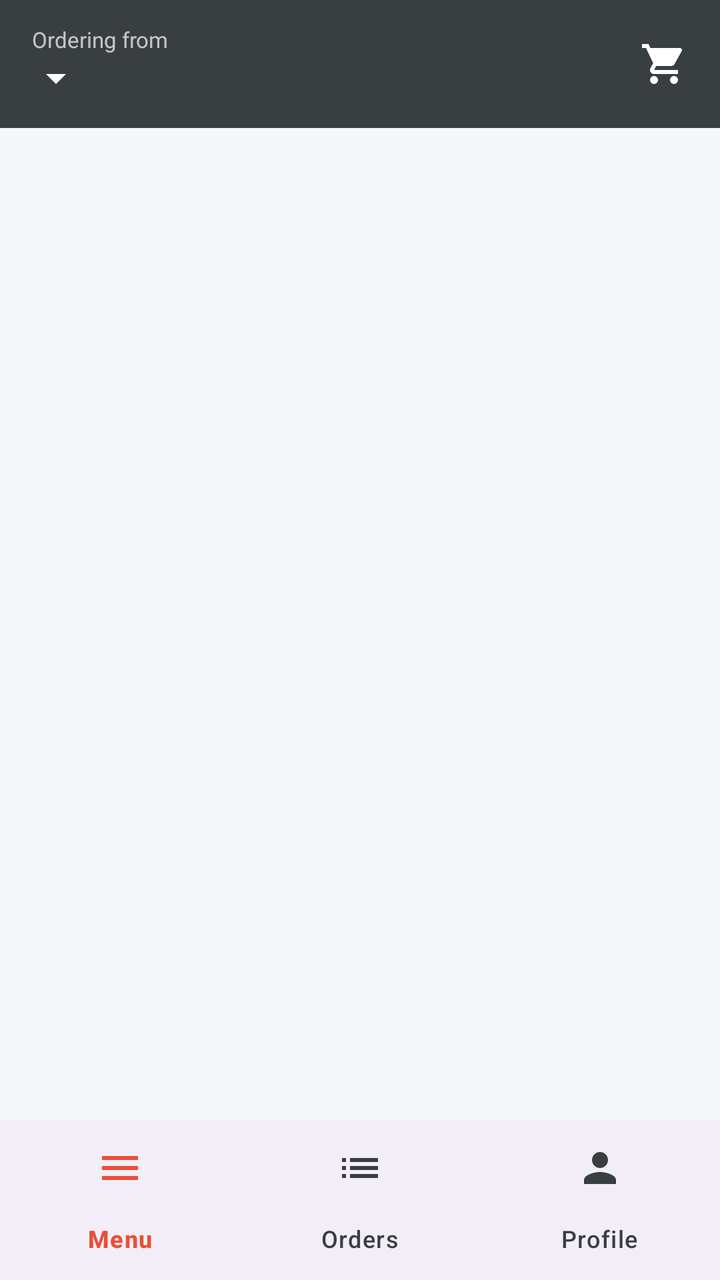
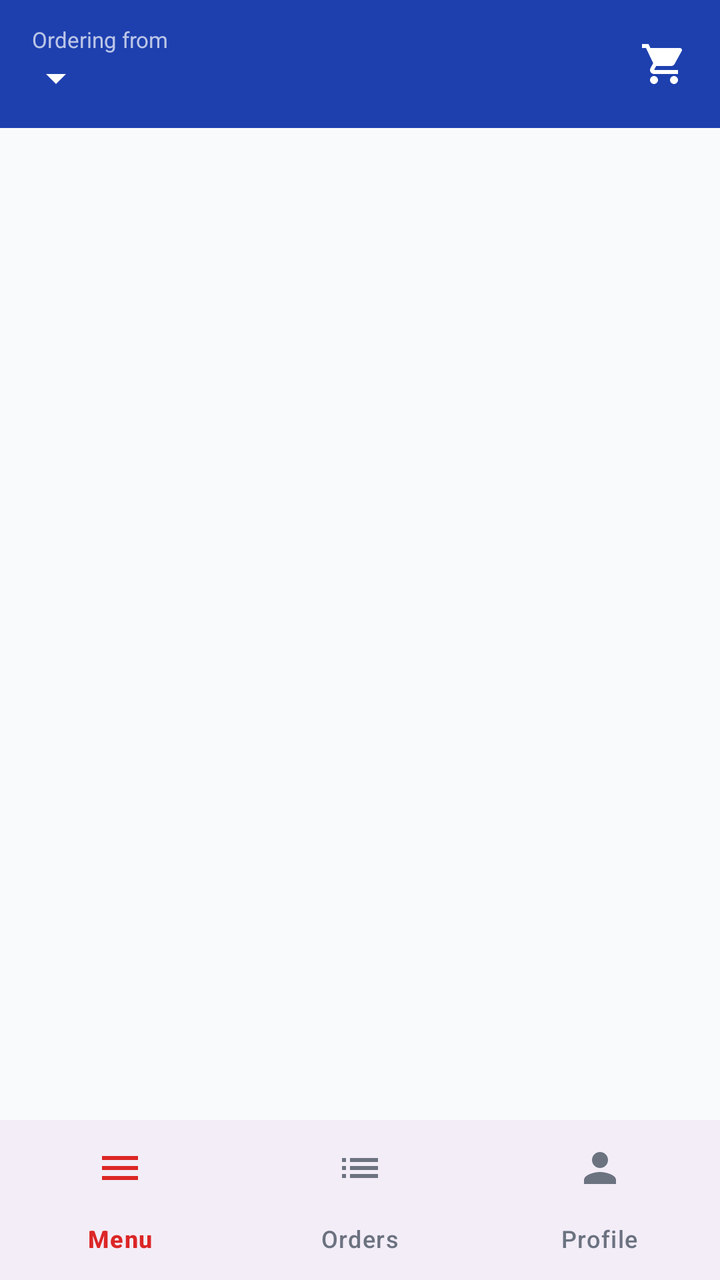

Two renders of the same Android screen: before a commit and after it. Below are the layout's source before the change and the commit's diff.
<!-- AndroidManifest.xml: application theme Theme.DeliveryApp -->
<!-- res/layout/activity_main.xml -->
<?xml version="1.0" encoding="utf-8"?>
<LinearLayout xmlns:android="http://schemas.android.com/apk/res/android" xmlns:app="http://schemas.android.com/apk/res-auto"
    android:layout_width="match_parent" android:layout_height="match_parent" android:orientation="vertical">
    <com.google.android.material.appbar.MaterialToolbar
        android:id="@+id/toolbar" style="@style/Widget.App.Toolbar"
        android:layout_width="match_parent" android:layout_height="?attr/actionBarSize"
        app:contentInsetStart="16dp" app:contentInsetEnd="4dp">
        <LinearLayout android:layout_width="match_parent" android:layout_height="match_parent"
            android:gravity="center_vertical" android:orientation="horizontal">
            <LinearLayout android:id="@+id/branchSelector" android:layout_width="0dp" android:layout_height="wrap_content"
                android:layout_weight="1" android:minHeight="48dp" android:gravity="center_vertical" android:background="?attr/selectableItemBackground" android:clickable="true"
                android:focusable="true" android:orientation="vertical">
                <TextView android:id="@+id/tvBranchLabel" android:layout_width="wrap_content" android:layout_height="wrap_content"
                    android:text="Ordering from" android:textColor="#B3FFFFFF" android:textSize="11sp" />
                <LinearLayout android:layout_width="wrap_content" android:layout_height="wrap_content"
                    android:gravity="center_vertical" android:orientation="horizontal">
                    <TextView android:id="@+id/tvBranch" android:layout_width="wrap_content" android:layout_height="wrap_content"
                        android:textColor="@color/white" android:textSize="18sp" android:textStyle="bold" />
                    <ImageView android:layout_width="24dp" android:layout_height="24dp"
                        android:src="@drawable/ic_arrow_drop_down" app:tint="@color/white"
                        android:contentDescription="Change branch" />
                </LinearLayout>
            </LinearLayout>
            <com.google.android.material.button.MaterialButton
                style="@style/Widget.Material3.Button.TextButton"
                android:id="@+id/btnGuestLogin" android:layout_width="wrap_content"
                android:layout_height="wrap_content" android:text="Log in"
                android:textColor="@color/white" android:visibility="gone" />
            <FrameLayout android:id="@+id/cartButton" android:layout_width="48dp" android:layout_height="48dp"
                android:background="?attr/selectableItemBackgroundBorderless" android:clickable="true" android:focusable="true"
                android:contentDescription="Cart">
                <ImageView android:layout_width="24dp" android:layout_height="24dp" android:layout_gravity="center"
                    android:src="@drawable/ic_cart" app:tint="@color/white" />
                <TextView android:id="@+id/tvBadge" android:layout_width="18dp" android:layout_height="18dp"
                    android:layout_gravity="top|end" android:layout_marginTop="6dp" android:layout_marginEnd="4dp"
                    android:background="@drawable/bg_badge" android:gravity="center" android:textColor="@color/white"
                    android:textSize="10sp" android:textStyle="bold" android:visibility="gone" />
            </FrameLayout>
        </LinearLayout>
    </com.google.android.material.appbar.MaterialToolbar>
    <FrameLayout android:id="@+id/fragmentContainer" android:layout_width="match_parent" android:layout_height="0dp"
        android:layout_weight="1" />
    <LinearLayout android:id="@+id/cartBar" android:layout_width="match_parent" android:layout_height="wrap_content"
        android:orientation="vertical" android:background="?attr/colorSurface" android:paddingStart="16dp" android:paddingEnd="16dp"
        android:paddingTop="8dp" android:paddingBottom="8dp" android:visibility="gone">
        <com.google.android.material.button.MaterialButton android:id="@+id/btnViewCart"
            android:layout_width="match_parent" android:layout_height="wrap_content" android:minHeight="56dp"
            android:text="View cart" android:accessibilityLiveRegion="polite"/>
    </LinearLayout>
    <com.google.android.material.bottomnavigation.BottomNavigationView
        android:id="@+id/bottomNav" android:layout_width="match_parent" android:layout_height="wrap_content"
        app:menu="@menu/bottom_nav" app:itemIconTint="@color/nav_item" app:itemTextColor="@color/nav_item"
        app:labelVisibilityMode="labeled" />
</LinearLayout>
<!-- resources referenced by this layout -->
<resources>
  <color name="white">#FFFFFF</color>
  <!-- drawable bg_badge (drawable) -->
  <?xml version="1.0" encoding="utf-8"?>
  <shape xmlns:android="http://schemas.android.com/apk/res/android" android:shape="oval">
      <solid android:color="@color/terracotta" />
  </shape>
  <style name="Widget.App.Toolbar" parent="Widget.Material3.Toolbar">
          <item name="android:background">@color/gunmetal</item>
          <item name="titleTextColor">@color/white</item>
          <item name="navigationIconTint">@color/white</item>
      </style>
  <style name="Theme.DeliveryApp" parent="Theme.Material3.Light.NoActionBar">
          <item name="materialButtonStyle">@style/Widget.App.PrimaryButton</item>
          <item name="colorPrimary">@color/terracotta</item>
          <item name="colorOnPrimary">@color/white</item>
          <item name="colorPrimaryContainer">@color/terracotta_soft</item>
          <item name="colorOnPrimaryContainer">@color/gunmetal</item>
          <item name="colorSecondary">@color/steel_blue</item>
          <item name="colorOnSecondary">@color/white</item>
          <item name="colorSecondaryContainer">@color/steel_blue_soft</item>
          <item name="colorOnSecondaryContainer">@color/gunmetal</item>
          <item name="colorTertiary">@color/gunmetal</item>
          <item name="colorSurface">@color/white</item>
          <item name="colorOnSurface">@color/gunmetal</item>
          <item name="colorSurfaceVariant">@color/paper_variant</item>
          <item name="colorOnSurfaceVariant">@color/gunmetal</item>
          <item name="colorOutline">@color/outline</item>
          <item name="colorError">@color/error_red</item>
          <item name="android:colorBackground">@color/paper</item>
          <item name="android:textColorPrimary">@color/gunmetal</item>
          <item name="android:statusBarColor">@color/gunmetal</item>
          <item name="android:windowLightStatusBar">false</item>
      </style>
  <color name="terracotta">#E94F37</color>
  <color name="gunmetal">#393E41</color>
  <style name="Widget.App.PrimaryButton" parent="Widget.Material3.Button">
          <item name="cornerRadius">12dp</item><item name="android:textSize">15sp</item>
          <item name="android:minHeight">56dp</item><item name="android:textStyle">bold</item>
      </style>
  <color name="terracotta_soft">#FFF1ED</color>
  <color name="steel_blue">#3F88C5</color>
  <color name="steel_blue_soft">#DDEBF7</color>
  <color name="paper_variant">#E9ECEE</color>
  <color name="outline">#606B72</color>
  <color name="error_red">#B3261E</color>
  <color name="paper">#F6F7F8</color>
  <!-- unchanged entries left out for length: 2 -->
</resources>

<!-- the commit's change to res/layout/activity_main.xml (unified diff, before → after) -->
@@ -11,7 +11,7 @@
                 android:layout_weight="1" android:minHeight="48dp" android:gravity="center_vertical" android:background="?attr/selectableItemBackground" android:clickable="true"
                 android:focusable="true" android:orientation="vertical">
                 <TextView android:id="@+id/tvBranchLabel" android:layout_width="wrap_content" android:layout_height="wrap_content"
-                    android:text="Ordering from" android:textColor="#B3FFFFFF" android:textSize="11sp" />
+                    android:text="Ordering from" android:textColor="@color/white_70" android:textSize="11sp" />
                 <LinearLayout android:layout_width="wrap_content" android:layout_height="wrap_content"
                     android:gravity="center_vertical" android:orientation="horizontal">
                     <TextView android:id="@+id/tvBranch" android:layout_width="wrap_content" android:layout_height="wrap_content"
@@ -22,7 +22,7 @@
                 </LinearLayout>
             </LinearLayout>
             <com.google.android.material.button.MaterialButton
-                style="@style/Widget.Material3.Button.TextButton"
+                style="@style/Widget.App.SecondaryTextButton"
                 android:id="@+id/btnGuestLogin" android:layout_width="wrap_content"
                 android:layout_height="wrap_content" android:text="Log in"
                 android:textColor="@color/white" android:visibility="gone" />
<!-- resource entries referenced after the edit -->
@@ -1,51 +1,73 @@
 <!-- resources referenced by this layout -->
 <resources>
-  <color name="white">#FFFFFF</color>
+  <color name="white">@color/surface</color>
+  <color name="white_70">#B3FFFFFF</color>
   <!-- drawable bg_badge (drawable) -->
   <?xml version="1.0" encoding="utf-8"?>
   <shape xmlns:android="http://schemas.android.com/apk/res/android" android:shape="oval">
       <solid android:color="@color/terracotta" />
   </shape>
+  <style name="Widget.App.SecondaryTextButton" parent="Widget.Material3.Button.TextButton">
+          <item name="android:textColor">@color/brand_blue</item>
+          <item name="iconTint">@color/brand_blue</item>
+      </style>
   <style name="Widget.App.Toolbar" parent="Widget.Material3.Toolbar">
-          <item name="android:background">@color/gunmetal</item>
-          <item name="titleTextColor">@color/white</item>
-          <item name="navigationIconTint">@color/white</item>
+          <item name="android:background">@color/brand_blue_dark</item>
+          <item name="titleTextColor">@color/surface</item>
+          <item name="navigationIconTint">@color/surface</item>
       </style>
   <style name="Theme.DeliveryApp" parent="Theme.Material3.Light.NoActionBar">
           <item name="materialButtonStyle">@style/Widget.App.PrimaryButton</item>
-          <item name="colorPrimary">@color/terracotta</item>
-          <item name="colorOnPrimary">@color/white</item>
-          <item name="colorPrimaryContainer">@color/terracotta_soft</item>
-          <item name="colorOnPrimaryContainer">@color/gunmetal</item>
-          <item name="colorSecondary">@color/steel_blue</item>
-          <item name="colorOnSecondary">@color/white</item>
-          <item name="colorSecondaryContainer">@color/steel_blue_soft</item>
-          <item name="colorOnSecondaryContainer">@color/gunmetal</item>
-          <item name="colorTertiary">@color/gunmetal</item>
-          <item name="colorSurface">@color/white</item>
-          <item name="colorOnSurface">@color/gunmetal</item>
-          <item name="colorSurfaceVariant">@color/paper_variant</item>
-          <item name="colorOnSurfaceVariant">@color/gunmetal</item>
-          <item name="colorOutline">@color/outline</item>
+          <item name="materialButtonOutlinedStyle">@style/Widget.App.SecondaryButton</item>
+          <item name="colorPrimary">@color/brand_red</item>
+          <item name="colorOnPrimary">@color/surface</item>
+          <item name="colorPrimaryContainer">@color/brand_red_tint</item>
+          <item name="colorOnPrimaryContainer">@color/neutral_dark</item>
+          <item name="colorSecondary">@color/brand_blue</item>
+          <item name="colorOnSecondary">@color/surface</item>
+          <item name="colorSecondaryContainer">@color/brand_blue_tint</item>
+          <item name="colorOnSecondaryContainer">@color/neutral_dark</item>
+          <item name="colorTertiary">@color/neutral_primary</item>
+          <item name="colorSurface">@color/surface</item>
+          <item name="colorOnSurface">@color/neutral_dark</item>
+          <item name="colorSurfaceVariant">@color/neutral_border</item>
+          <item name="colorOnSurfaceVariant">@color/neutral_medium</item>
+          <item name="colorOutline">@color/neutral_medium</item>
           <item name="colorError">@color/error_red</item>
-          <item name="android:colorBackground">@color/paper</item>
-          <item name="android:textColorPrimary">@color/gunmetal</item>
-          <item name="android:statusBarColor">@color/gunmetal</item>
+          <item name="android:colorBackground">@color/page_background</item>
+          <item name="android:textColorPrimary">@color/neutral_dark</item>
+          <item name="android:statusBarColor">@color/brand_blue_dark</item>
+          <item name="android:navigationBarColor">@color/page_background</item>
           <item name="android:windowLightStatusBar">false</item>
+          <item name="android:windowLightNavigationBar">true</item>
       </style>
-  <color name="terracotta">#E94F37</color>
-  <color name="gunmetal">#393E41</color>
+  <color name="surface">#FFFFFF</color>
+  <color name="terracotta">@color/brand_red</color>
+  <color name="brand_blue">#2563EB</color>
+  <color name="brand_blue_dark">#1E40AF</color>
   <style name="Widget.App.PrimaryButton" parent="Widget.Material3.Button">
-          <item name="cornerRadius">12dp</item><item name="android:textSize">15sp</item>
-          <item name="android:minHeight">56dp</item><item name="android:textStyle">bold</item>
+          <item name="cornerRadius">12dp</item>
+          <item name="android:textSize">15sp</item>
+          <item name="android:minHeight">56dp</item>
+          <item name="android:textStyle">bold</item>
+          <item name="backgroundTint">@color/brand_red</item>
+          <item name="android:textColor">@color/surface</item>
       </style>
-  <color name="terracotta_soft">#FFF1ED</color>
-  <color name="steel_blue">#3F88C5</color>
-  <color name="steel_blue_soft">#DDEBF7</color>
-  <color name="paper_variant">#E9ECEE</color>
-  <color name="outline">#606B72</color>
-  <color name="error_red">#B3261E</color>
-  <color name="paper">#F6F7F8</color>
+  <style name="Widget.App.SecondaryButton" parent="Widget.Material3.Button.OutlinedButton">
+          <item name="cornerRadius">12dp</item>
+          <item name="strokeColor">@color/brand_blue</item>
+          <item name="android:textColor">@color/brand_blue</item>
+          <item name="iconTint">@color/brand_blue</item>
+      </style>
+  <color name="brand_red">#DC2626</color>
+  <color name="brand_red_tint">#FEE2E2</color>
+  <color name="neutral_dark">#1F2937</color>
+  <color name="brand_blue_tint">#DBEAFE</color>
+  <color name="neutral_primary">#4B5563</color>
+  <color name="neutral_border">#E5E7EB</color>
+  <color name="neutral_medium">#6B7280</color>
+  <color name="error_red">#B91C1C</color>
+  <color name="page_background">#F9FAFB</color>
   <!-- unchanged entries left out for length: 2 -->
 </resources>
 
